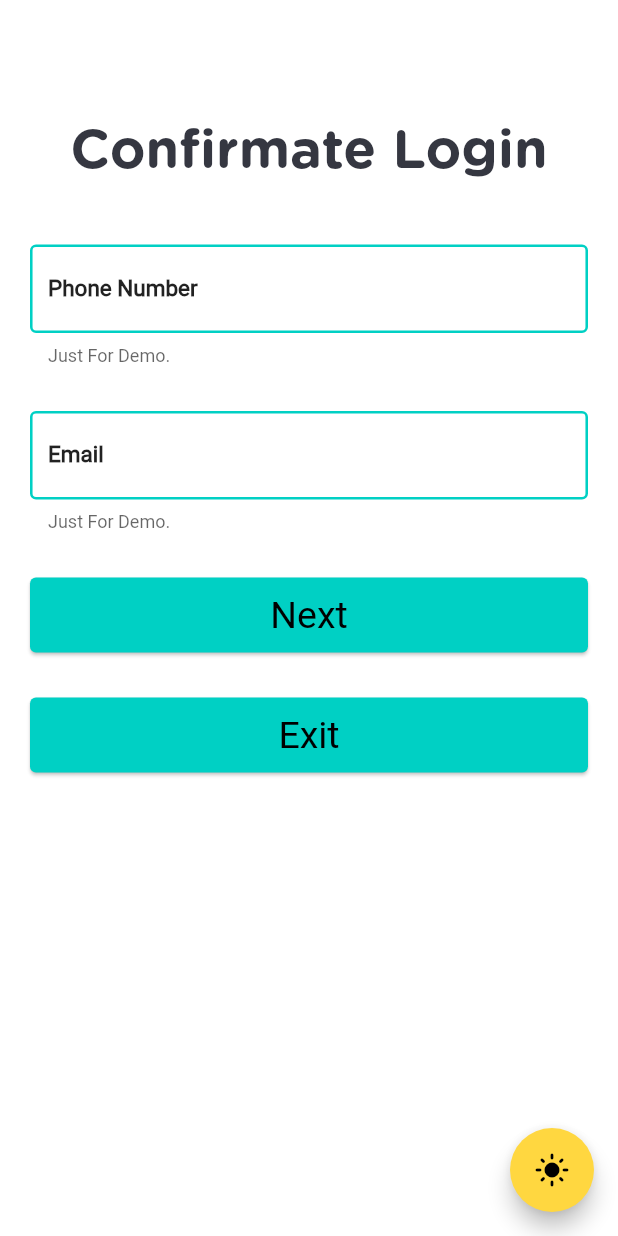
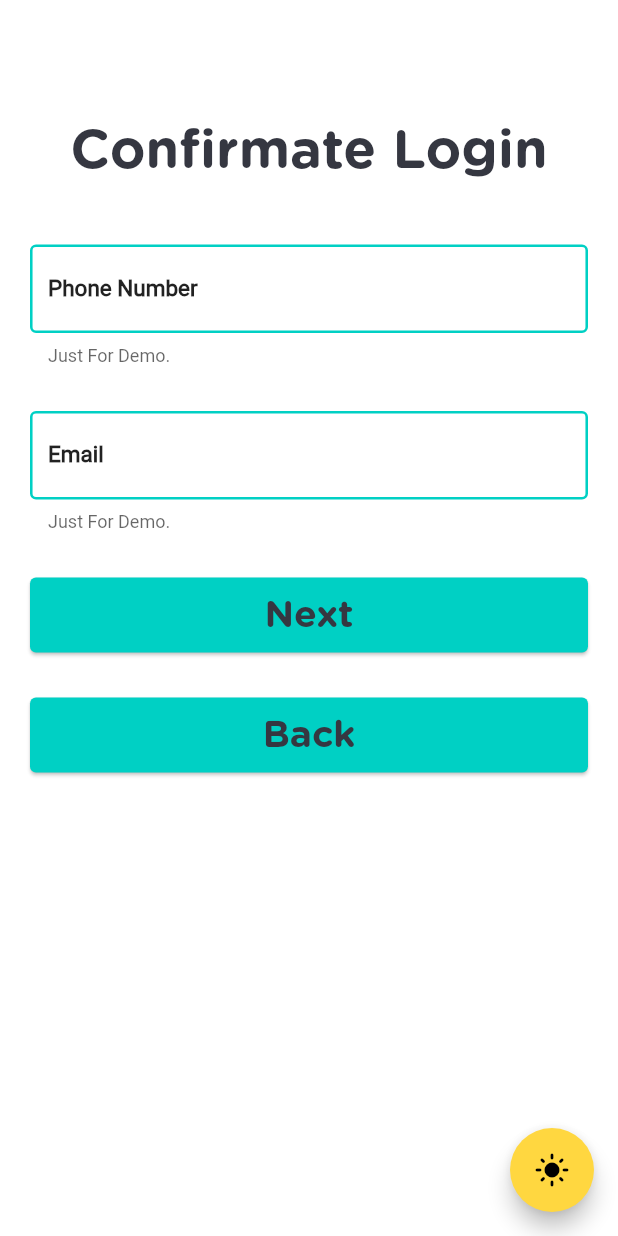
Before and after one commit to TheAbror/app_qard_wallet, a Flutter app: the ConfirmateSignOutScreen screen opened by its route, after a tap on the "light mode" icon, on a phone screen of 412 x 824 dp. Run offline on Flutter 3.47's test engine with Material 2 defaults, Android fonts, the phone set to English and light mode, and no system bars; our stand-ins replace get, rxdart.

Commit message:
Corregir estilos

```diff
--- a/lib/main.dart
+++ b/lib/main.dart
@@ -58,9 +58,10 @@ class QardWalletApp extends StatelessWidget {
               textTheme: const TextTheme(
                   headline1: TextStyle(color: Color(0xff353741),
                     fontSize: 36, fontFamily: 'GothamRounded', ),
-                  headline2: TextStyle(color: Colors.black,
-                    fontSize: 25 ),
-                  bodyText1: TextStyle(fontSize: 15, fontWeight: FontWeight.bold ),
+                  headline2: TextStyle(color: Color(0xff353741),
+                      fontSize: 25, fontFamily: 'GothamRounded'),
+                  bodyText1: TextStyle(fontSize: 15,
+                      fontWeight: FontWeight.bold ),
                   bodyText2: TextStyle(color: Colors.black)
               ),
             ),
@@ -77,11 +78,11 @@ class QardWalletApp extends StatelessWidget {
               ),
               textTheme: const TextTheme(
                   headline1: TextStyle(color: Colors.white,
-                    fontSize: 30, fontFamily: 'GothamRounded', ),
+                    fontSize: 36, fontFamily: 'GothamRounded', ),
                   headline2: TextStyle(color: Colors.white,
-                      fontSize: 25 ),
-                  bodyText1: TextStyle(color: Colors.white,
-                      fontSize: 20 ),
+                      fontSize: 25, fontFamily: 'GothamRounded'),
+                  bodyText1: TextStyle(fontSize: 15,
+                      fontWeight: FontWeight.bold),
                   bodyText2: TextStyle(color: Colors.white)
               ),
             ),
--- a/lib/presentation/screen/signout/confirmate_signout_screen.dart
+++ b/lib/presentation/screen/signout/confirmate_signout_screen.dart
@@ -134,7 +134,7 @@ class _ConfirmateSignOutScreenState extends State<ConfirmateSignOutScreen> {
                   ElevatedButton(
                     onPressed: () => Navigator.pop(context),
                     child: Text(
-                      'Exit',
+                      'Back',
                       style: Theme.of(context).textTheme.headline2,
                     ),
                     style: ElevatedButton.styleFrom(
```
